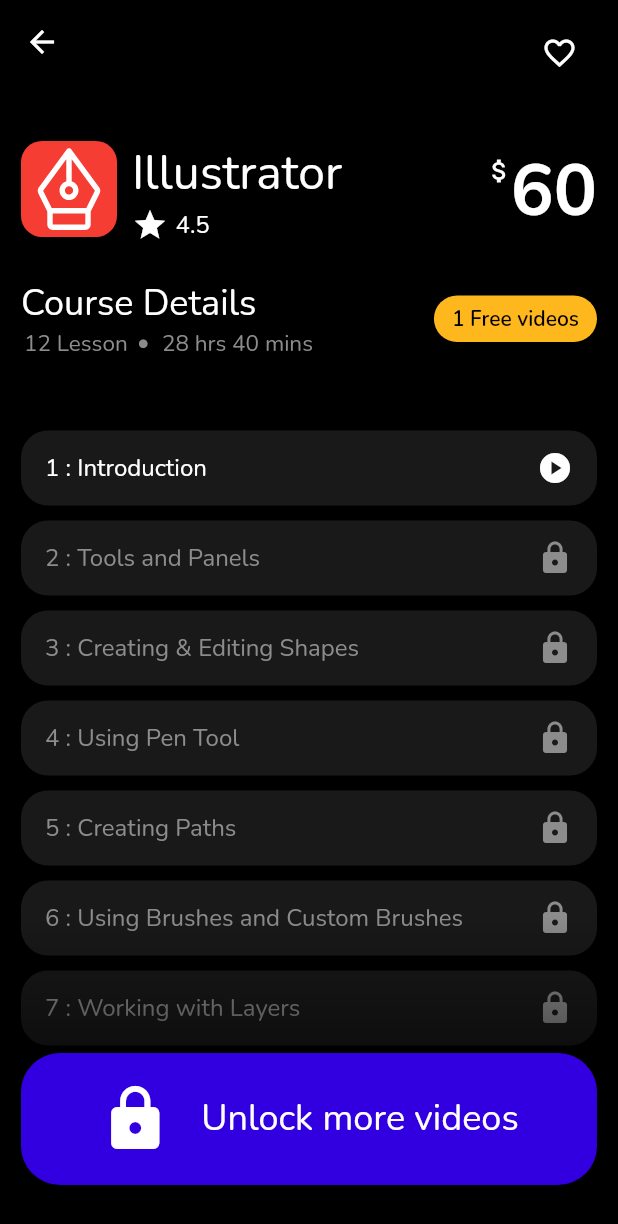
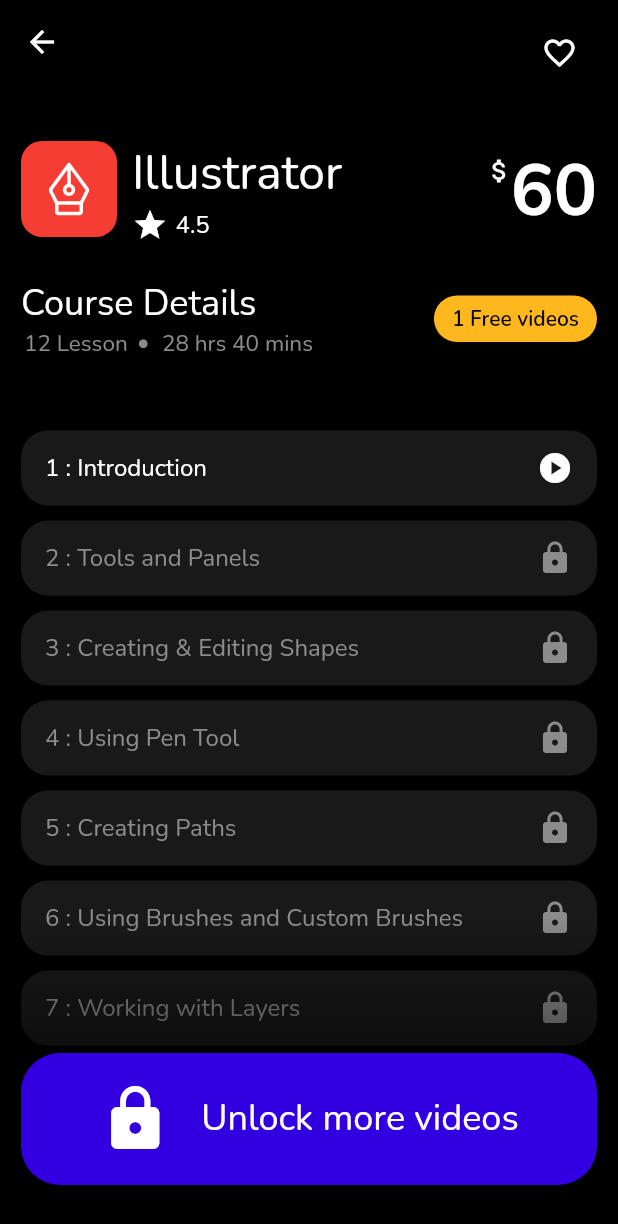
Before and after one commit to ezequiasmelo/flutter-ui-templates, a Flutter app: the screen it shows after launch, after a tap on "Illustrator", on a phone screen of 412 x 824 dp. Shown: the top 1224 px of the screen. Run offline on Flutter 3.47's test engine with Material 2 defaults, Android fonts, the phone set to English and light mode, and no system bars; our stand-ins replace flutter_svg, google_fonts.

Commit message:
change icon to svg in courses

```diff
--- a/lib/commons/widgets/big_card.dart
+++ b/lib/commons/widgets/big_card.dart
@@ -34,20 +34,20 @@
               mainAxisAlignment: MainAxisAlignment.spaceBetween,
               crossAxisAlignment: CrossAxisAlignment.start,
               children: [
-                // Icon(
-                //   course.icon,
-                //   color: AppColors.white,
-                //   size: 32.0,
-                // ),
-                SvgPicture.asset(course.icon),
+                SvgPicture.asset(
+                  course.icon,
+                  color: AppColors.white,
+                  width: 40.0,
+                ),
                 const SizedBox(width: 10),
                 Expanded(
                   child: Text(
                     course.name,
                     style: const TextStyle(
-                        color: AppColors.white,
-                        fontSize: 32,
-                        fontWeight: FontWeight.w500),
+                      color: AppColors.white,
+                      fontSize: 32,
+                      fontWeight: FontWeight.w500,
+                    ),
                   ),
                 ),
                 SizedBox(
--- a/lib/models/courses.dart
+++ b/lib/models/courses.dart
@@ -1,4 +1,3 @@
-import 'package:flutter/material.dart';
 import 'package:flutter_ui/models/videos.dart';
 
 class Course {
@@ -6,7 +5,7 @@
   final String name;
   final String image;
   final int price;
-  final String icon; // final IconData icon;
+  final String icon;
   final String lesson;
   final String time;
   final List<Video>? videos;
@@ -22,9 +21,9 @@
     this.videos,
   });
 
-  int countVideosFree(List<Video> videos) {
+  int countVideosFree() {
     var total = 0;
-    for (var element in videos) {
+    for (var element in videos!) {
       if (element.blocked == false) {
         total += 1;
       }
@@ -39,7 +38,7 @@
     name: "Illustrator",
     image: "assets/images/BG_red.png",
     price: 60,
-    icon: 'assets/images/icon_illustrator.svg', // icon: Icons.pentagon,
+    icon: 'assets/images/icon_illustrator.svg',
     lesson: "12",
     time: "28 hrs 40 mins",
     videos: [
@@ -81,29 +80,29 @@
     name: "Figma Prototyping",
     image: "assets/images/BG_blue.png",
     price: 45,
-    icon: 'assets/images/icon_figma.svg', // icon: Icons.account_tree,
+    icon: 'assets/images/icon_figma.svg',
     lesson: "08",
     time: "20 hrs 15 mins",
     videos: [],
   ),
   Course(
-    id: 2,
-    name: "Figma Prototyping",
-    image: "assets/images/BG_blue.png",
-    price: 50,
-    icon: 'assets/images/icon_illustrator.svg', // icon: Icons.pentagon,
+    id: 3,
+    name: "Dart",
+    image: "assets/images/BG_red.png",
+    price: 25,
+    icon: 'assets/images/icon_dart.svg',
     lesson: "12",
-    time: "28 hrs 40 mins",
+    time: "15 hrs 35 mins",
     videos: [],
   ),
   Course(
-    id: 2,
-    name: "Figma Prototyping",
+    id: 4,
+    name: "Flutter",
     image: "assets/images/BG_blue.png",
     price: 30,
-    icon: 'assets/images/icon_illustrator.svg', // icon: Icons.pentagon,
+    icon: 'assets/images/icon_flutter.svg',
     lesson: "12",
-    time: "28 hrs 40 mins",
+    time: "25 hrs 0 mins",
     videos: [],
   ),
 ];
--- a/lib/pages/course/components/course_header.dart
+++ b/lib/pages/course/components/course_header.dart
@@ -24,12 +24,13 @@
             borderRadius: BorderRadius.circular(14.0),
             color: AppColors.error,
           ),
-          child:
-              // Icon(
-              //   course.icon,
-              //   color: AppColors.white,
-              // ),
-              SvgPicture.asset(course.icon),
+          child: Center(
+            child: SvgPicture.asset(
+              course.icon,
+              color: AppColors.white,
+              width: 40.0,
+            ),
+          ),
         ),
         const SizedBox(width: 10),
         Expanded(
--- a/lib/pages/course/course_page.dart
+++ b/lib/pages/course/course_page.dart
@@ -81,7 +81,7 @@
                           color: AppColors.yellow,
                         ),
                         child: Text(
-                          '${course.countVideosFree(course.videos!)} Free videos',
+                          '${course.countVideosFree()} Free videos',
                           style: const TextStyle(
                             fontSize: 14.0,
                             fontWeight: FontWeight.w600,
```
Also changed, not shown: assets/images/icon_dart.svg (added), assets/images/icon_flutter.svg (added).
